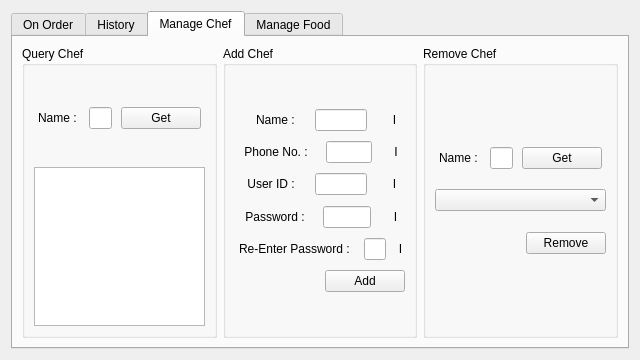
First picture: the form in frontend/manager_wid.ui, repository therealrahulsahu/se_project, before the edit.
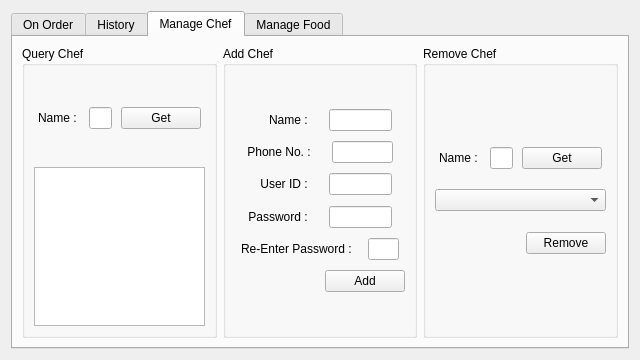
Second picture: the form after the edit. The open tabs and pages were chosen to show the change.

Commit message: "Manage Chef" complete in manager widget

Patch:
```diff
--- a/frontend/manager_wid.ui
+++ b/frontend/manager_wid.ui
@@ -410,7 +410,7 @@
            </spacer>
           </item>
           <item>
-           <layout class="QHBoxLayout" name="horizontalLayout_7" stretch="1,5,1,5,1,2">
+           <layout class="QHBoxLayout" name="horizontalLayout_7" stretch="1,5,1,5,1">
             <item>
              <spacer name="horizontalSpacer_16">
               <property name="orientation">
@@ -448,7 +448,11 @@
              </spacer>
             </item>
             <item>
-             <widget class="QLineEdit" name="le_name"/>
+             <widget class="QLineEdit" name="le_name">
+              <property name="maxLength">
+               <number>30</number>
+              </property>
+             </widget>
             </item>
             <item>
              <spacer name="horizontalSpacer_20">
@@ -463,16 +467,6 @@
               </property>
              </spacer>
             </item>
-            <item>
-             <widget class="QLabel" name="lb_im_name">
-              <property name="text">
-               <string>I</string>
-              </property>
-              <property name="alignment">
-               <set>Qt::AlignCenter</set>
-              </property>
-             </widget>
-            </item>
            </layout>
           </item>
           <item>
@@ -489,7 +483,7 @@
            </spacer>
           </item>
           <item>
-           <layout class="QHBoxLayout" name="horizontalLayout_8" stretch="1,5,1,5,1,2">
+           <layout class="QHBoxLayout" name="horizontalLayout_8" stretch="1,5,1,5,1">
             <item>
              <spacer name="horizontalSpacer_18">
               <property name="orientation">
@@ -527,7 +521,11 @@
              </spacer>
             </item>
             <item>
-             <widget class="QLineEdit" name="le_phone"/>
+             <widget class="QLineEdit" name="le_phone">
+              <property name="maxLength">
+               <number>10</number>
+              </property>
+             </widget>
             </item>
             <item>
              <spacer name="horizontalSpacer_21">
@@ -542,16 +540,6 @@
               </property>
              </spacer>
             </item>
-            <item>
-             <widget class="QLabel" name="lb_im_phone">
-              <property name="text">
-               <string>I</string>
-              </property>
-              <property name="alignment">
-               <set>Qt::AlignCenter</set>
-              </property>
-             </widget>
-            </item>
            </layout>
           </item>
           <item>
@@ -568,7 +556,7 @@
            </spacer>
           </item>
           <item>
-           <layout class="QHBoxLayout" name="horizontalLayout_9" stretch="1,5,1,5,1,2">
+           <layout class="QHBoxLayout" name="horizontalLayout_9" stretch="1,5,1,5,1">
             <item>
              <spacer name="horizontalSpacer_22">
               <property name="orientation">
@@ -606,7 +594,11 @@
              </spacer>
             </item>
             <item>
-             <widget class="QLineEdit" name="le_userid"/>
+             <widget class="QLineEdit" name="le_userid">
+              <property name="maxLength">
+               <number>30</number>
+              </property>
+             </widget>
             </item>
             <item>
              <spacer name="horizontalSpacer_24">
@@ -621,16 +613,6 @@
               </property>
              </spacer>
             </item>
-            <item>
-             <widget class="QLabel" name="lb_im_userid">
-              <property name="text">
-               <string>I</string>
-              </property>
-              <property name="alignment">
-               <set>Qt::AlignCenter</set>
-              </property>
-             </widget>
-            </item>
            </layout>
           </item>
           <item>
@@ -647,7 +629,7 @@
            </spacer>
           </item>
           <item>
-           <layout class="QHBoxLayout" name="horizontalLayout_10" stretch="1,5,1,5,1,2">
+           <layout class="QHBoxLayout" name="horizontalLayout_10" stretch="1,5,1,5,1">
             <item>
              <spacer name="horizontalSpacer_25">
               <property name="orientation">
@@ -685,7 +667,11 @@
              </spacer>
             </item>
             <item>
-             <widget class="QLineEdit" name="le_password"/>
+             <widget class="QLineEdit" name="le_password">
+              <property name="maxLength">
+               <number>30</number>
+              </property>
+             </widget>
             </item>
             <item>
              <spacer name="horizontalSpacer_27">
@@ -700,16 +686,6 @@
               </property>
              </spacer>
             </item>
-            <item>
-             <widget class="QLabel" name="lb_im_password">
-              <property name="text">
-               <string>I</string>
-              </property>
-              <property name="alignment">
-               <set>Qt::AlignCenter</set>
-              </property>
-             </widget>
-            </item>
            </layout>
           </item>
           <item>
@@ -726,7 +702,7 @@
            </spacer>
           </item>
           <item>
-           <layout class="QHBoxLayout" name="horizontalLayout_11" stretch="1,5,1,5,1,2">
+           <layout class="QHBoxLayout" name="horizontalLayout_11" stretch="1,5,1,5,1">
             <item>
              <spacer name="horizontalSpacer_28">
               <property name="orientation">
@@ -764,7 +740,11 @@
              </spacer>
             </item>
             <item>
-             <widget class="QLineEdit" name="le_re_password"/>
+             <widget class="QLineEdit" name="le_re_password">
+              <property name="maxLength">
+               <number>30</number>
+              </property>
+             </widget>
             </item>
             <item>
              <spacer name="horizontalSpacer_30">
@@ -779,16 +759,6 @@
               </property>
              </spacer>
             </item>
-            <item>
-             <widget class="QLabel" name="lb_im_re_password">
-              <property name="text">
-               <string>I</string>
-              </property>
-              <property name="alignment">
-               <set>Qt::AlignCenter</set>
-              </property>
-             </widget>
-            </item>
            </layout>
           </item>
           <item>
```
Left out of the diff: 14 changed lines with no effect on the pictures. The commit also changes 4 other files.
